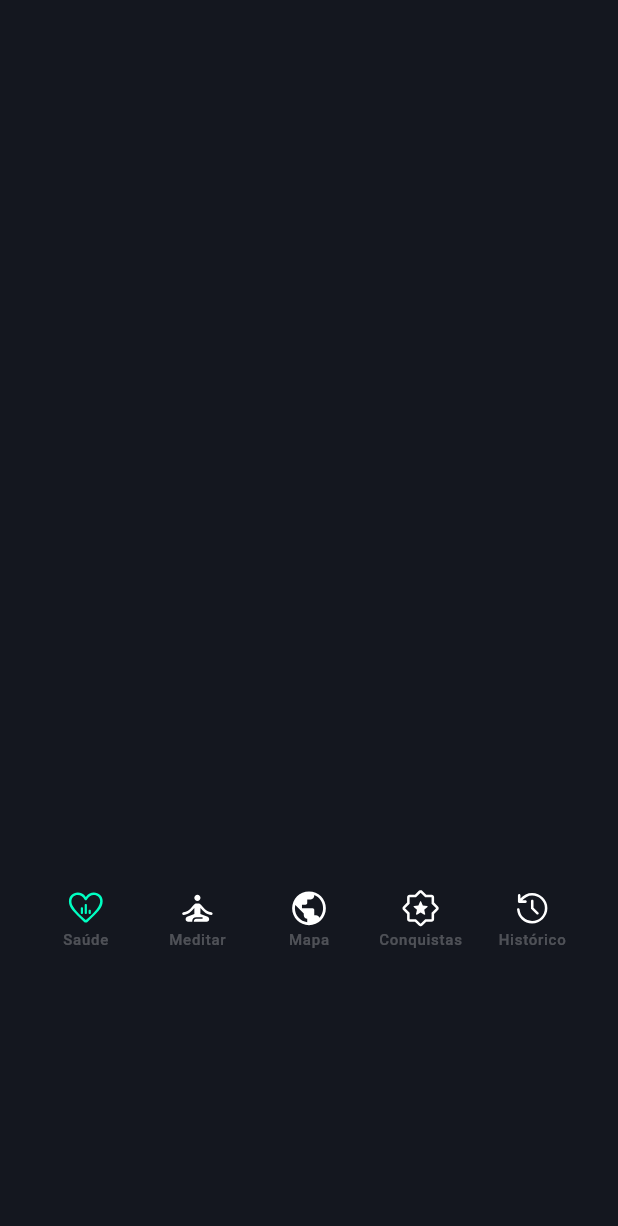
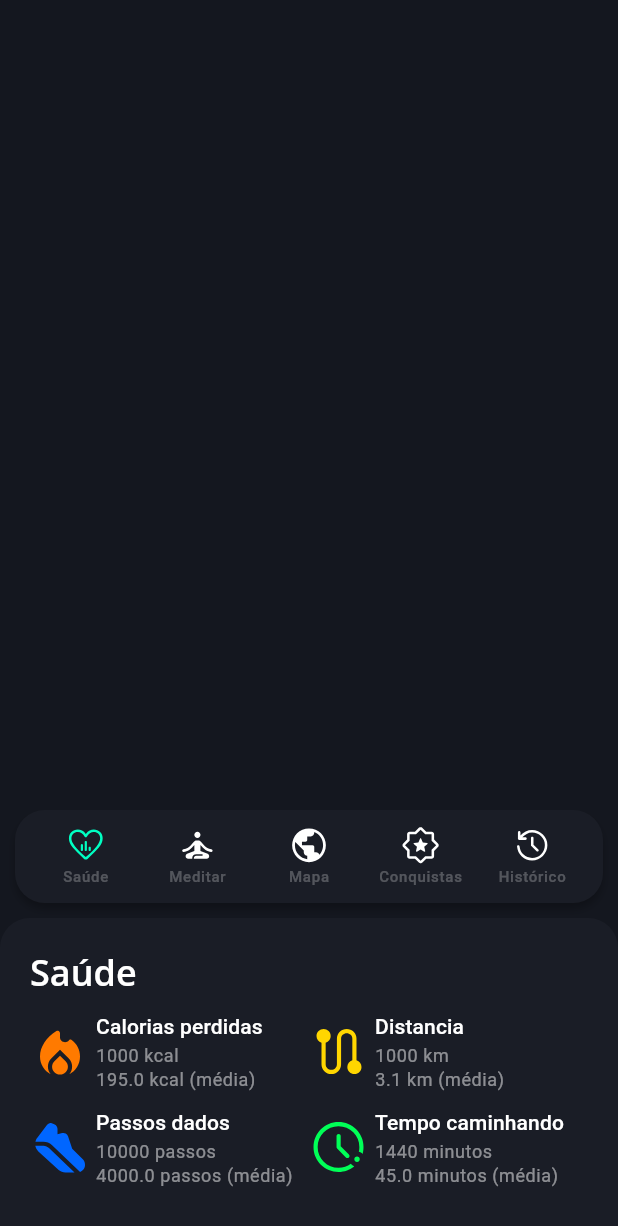
Before and after one commit to hisnaider/Bora-Caminhar, a Flutter app: the screen it shows after launch, on a phone screen of 412 x 824 dp. Shown: the top 1226 px of the screen. Run offline on Flutter 3.47's test engine with Material 3 defaults, Android fonts, the phone set to English and light mode, and no system bars; our stand-ins replace flutter_svg; missing offline and left inert: dart:ffi.

Commit message:
health details widget in health option widget

```diff
--- a/lib/constant.dart
+++ b/lib/constant.dart
@@ -1,3 +1,5 @@
+import 'package:flutter/material.dart';
+
 const List<Map<String, String>> tabOption = [
   {"title": "Saúde", "svg": "svg/icons/health.svg"},
   {"title": "Meditar", "svg": "svg/icons/meditation.svg"},
@@ -5,3 +7,35 @@ const List<Map<String, String>> tabOption = [
   {"title": "Conquistas", "svg": "svg/icons/emblem.svg"},
   {"title": "Histórico", "svg": "svg/icons/history.svg"},
 ];
+
+const Map<String, dynamic> healthDetail = {
+  "calorie": {
+    "title": "Calorias perdidas",
+    "unit": "kcal",
+    "svg": "svg/icons/fire.svg",
+    "color": calorieColor,
+  },
+  "distance": {
+    "title": "Distancia",
+    "unit": "km",
+    "svg": "svg/icons/route.svg",
+    "color": distanceColor,
+  },
+  "step": {
+    "title": "Passos dados",
+    "unit": "passos",
+    "svg": "svg/icons/steps.svg",
+    "color": stepColor,
+  },
+  "time": {
+    "title": "Tempo caminhando",
+    "unit": "minutos",
+    "svg": "svg/icons/time.svg",
+    "color": timeColor,
+  },
+};
+
+const Color calorieColor = Color.fromRGBO(255, 122, 0, 1);
+const Color distanceColor = Color.fromRGBO(255, 214, 0, 1);
+const Color stepColor = Color.fromRGBO(0, 102, 255, 1);
+const Color timeColor = Color.fromRGBO(0, 255, 87, 1);
--- a/lib/main.dart
+++ b/lib/main.dart
@@ -17,10 +17,30 @@ class MainApp extends StatelessWidget {
             background: Color.fromRGBO(26, 29, 38, 1),
             surface: Color.fromRGBO(20, 23, 31, 1)),
         textTheme: TextTheme(
+          bodySmall: TextStyle(
+            fontFamily: "Roboto",
+            fontSize: 12,
+            color: Colors.white.withOpacity(0.5),
+          ),
+          titleLarge: TextStyle(
+            fontFamily: "OpenSans",
+            fontSize: 24,
+            color: Colors.white,
+            fontWeight: FontWeight.w600,
+          ),
+          titleSmall: TextStyle(
+            fontFamily: "Roboto",
+          ),
+          labelLarge: TextStyle(
+            fontFamily: "Roboto",
+          ),
           labelSmall: TextStyle(
             fontFamily: "Roboto",
             fontSize: 10,
-                  color: Colors.white.withOpacity(0.25)))),
+            color: Colors.white.withOpacity(0.25),
+          ),
+        ),
+      ),
       home: Scaffold(body: HomePageScreen()),
     );
   }
--- a/lib/screens/health.dart
+++ b/lib/screens/health.dart
@@ -1,12 +1,107 @@
+import 'dart:ffi';
+
+import 'package:bora_caminhar/constant.dart';
 import 'package:flutter/material.dart';
+import 'package:flutter_svg/flutter_svg.dart';
 
 class HealthWidget extends StatelessWidget {
   const HealthWidget({super.key});
 
   @override
   Widget build(BuildContext context) {
-    return Container(
-      constraints: BoxConstraints.expand(height: 150),
+    return Padding(
+      padding: const EdgeInsets.all(10),
+      child: Column(
+        crossAxisAlignment: CrossAxisAlignment.stretch,
+        children: [
+          Text(
+            "Saúde",
+            style: Theme.of(context).textTheme.titleLarge,
+          ),
+          Padding(
+            padding: const EdgeInsets.symmetric(vertical: 12),
+            child: Wrap(
+              runSpacing: 10,
+              runAlignment: WrapAlignment.spaceBetween,
+              clipBehavior: Clip.hardEdge,
+              children: [
+                _HealthDetail(
+                    info: healthDetail["calorie"], total: 1000, average: 195),
+                _HealthDetail(
+                    info: healthDetail["distance"], total: 1000, average: 3.1),
+                _HealthDetail(
+                    info: healthDetail["step"], total: 10000, average: 4000),
+                _HealthDetail(
+                    info: healthDetail["time"], total: 1440, average: 45)
+              ],
+            ),
+          )
+        ],
+      ),
     );
   }
 }
+
+class _HealthDetail extends StatelessWidget {
+  /// This widget represents a health detail, it can be calories, walk distance,
+  /// number os steps or time
+  ///
+  /// It contains a svg icon, a title, the total and the average number of that
+  /// especif detail
+  ///
+  /// It has 3 parameters:
+  /// - [info]: Map that contains informations about the detail
+  ///   - `title`: Title of the detail
+  ///   - `unit`: Unit of the detail, ex: km, kcal, minutes, etc
+  ///   - `svg`: Svg icon location
+  ///   - `color`: Color of the svg icon
+  const _HealthDetail({
+    super.key,
+    required this.info,
+    required this.total,
+    required this.average,
+  });
+  final Map<String, dynamic> info;
+  final int total;
+  final double average;
+
+  @override
+  Widget build(BuildContext context) {
+    double width = MediaQuery.of(context).size.width / 2 - 20;
+    return SizedBox(
+      width: width,
+      child: Row(
+        children: [
+          SvgPicture.asset(
+            info["svg"]!,
+            height: 40,
+            colorFilter: ColorFilter.mode(info["color"]!, BlendMode.srcIn),
+          ),
+          SizedBox(
+            width: 4,
+          ),
+          Column(
+            crossAxisAlignment: CrossAxisAlignment.start,
+            children: [
+              Text(
+                info["title"]!,
+                style: Theme.of(context).textTheme.titleSmall,
+              ),
+              SizedBox(
+                height: 2,
+              ),
+              Text(
+                "$total ${info["unit"]!}",
+                style: Theme.of(context).textTheme.bodySmall,
+              ),
+              Text(
+                "$average ${info["unit"]!} (média)",
+                style: Theme.of(context).textTheme.bodySmall,
+              ),
+            ],
+          ),
+        ],
+      ),
+    );
+  }
+}
--- a/lib/screens/homepage_screen.dart
+++ b/lib/screens/homepage_screen.dart
@@ -16,7 +16,8 @@ class HomePageScreen extends StatefulWidget {
 class _HomePageScreenState extends State<HomePageScreen> {
   @override
   Widget build(BuildContext context) {
-    return const Scaffold(
+    return Scaffold(
+      backgroundColor: Theme.of(context).colorScheme.surface,
       body: Stack(
           children: [Positioned(bottom: 0, right: 0, left: 0, child: _Tabs())]),
     );
@@ -68,7 +69,7 @@ class __TabsState extends State<_Tabs> {
             padding: const EdgeInsets.all(10),
             decoration: BoxDecoration(
               borderRadius: BorderRadius.vertical(top: Radius.circular(20)),
-              color: Theme.of(context).colorScheme.surface,
+              color: Theme.of(context).colorScheme.background,
             ),
             child: tabOption(),
           ),
@@ -102,7 +103,14 @@ class _TabsButtonWidget extends StatelessWidget {
       padding: const EdgeInsets.all(10),
       decoration: BoxDecoration(
         borderRadius: BorderRadius.circular(20),
-        color: Theme.of(context).colorScheme.surface,
+        color: Theme.of(context).colorScheme.background,
+        boxShadow: [
+          BoxShadow(
+              color: Colors.black.withOpacity(0.25),
+              offset: const Offset(0, 4),
+              blurRadius: 4,
+              spreadRadius: 0),
+        ],
       ),
       child: Row(
         crossAxisAlignment: CrossAxisAlignment.end,
```
Lines whose indentation alone changed are shown as unchanged.
